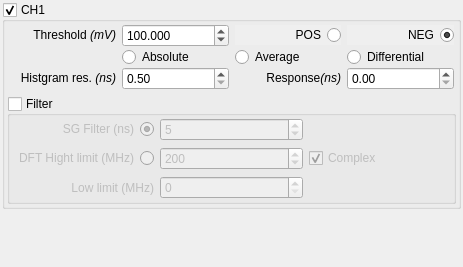
First picture: the form in src/libs/adwidgets/findslopeform.ui, repository qtplatz/qtplatz, before the edit.
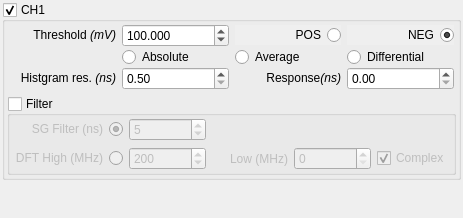
Second picture: the form after the edit.

Commit message: ap240 form reduce ui size

Patch:
```diff
--- a/src/libs/adwidgets/findslopeform.ui
+++ b/src/libs/adwidgets/findslopeform.ui
@@ -7,7 +7,7 @@
     <x>0</x>
     <y>0</y>
     <width>463</width>
-    <height>267</height>
+    <height>218</height>
    </rect>
   </property>
   <property name="windowTitle">
@@ -36,6 +36,9 @@
        <property name="title">
         <string>CH1</string>
        </property>
+       <property name="flat">
+        <bool>true</bool>
+       </property>
        <property name="checkable">
         <bool>true</bool>
        </property>
@@ -259,6 +262,16 @@
            </property>
            <item row="0" column="0">
             <layout class="QGridLayout" name="gridLayout">
+             <item row="1" column="0">
+              <widget class="QRadioButton" name="radioButton_dft">
+               <property name="layoutDirection">
+                <enum>Qt::RightToLeft</enum>
+               </property>
+               <property name="text">
+                <string>DFT High (MHz)</string>
+               </property>
+              </widget>
+             </item>
              <item row="0" column="0">
               <widget class="QRadioButton" name="radioButton_sg">
                <property name="layoutDirection">
@@ -272,19 +285,23 @@
                </property>
               </widget>
              </item>
-             <item row="1" column="1">
-              <widget class="QSpinBox" name="spinBox_dft_high">
+             <item row="1" column="3">
+              <widget class="QSpinBox" name="spinBox_dft_low">
                <property name="keyboardTracking">
                 <bool>false</bool>
                </property>
-               <property name="minimum">
-                <number>0</number>
-               </property>
                <property name="maximum">
-                <number>2000</number>
+                <number>1000</number>
                </property>
-               <property name="value">
-                <number>200</number>
+              </widget>
+             </item>
+             <item row="1" column="4">
+              <widget class="QCheckBox" name="checkBox">
+               <property name="text">
+                <string>Complex</string>
+               </property>
+               <property name="checked">
+                <bool>true</bool>
                </property>
               </widget>
              </item>
@@ -307,46 +324,32 @@
                </property>
               </widget>
              </item>
-             <item row="1" column="0">
-              <widget class="QRadioButton" name="radioButton_dft">
-               <property name="layoutDirection">
-                <enum>Qt::RightToLeft</enum>
+             <item row="1" column="1">
+              <widget class="QSpinBox" name="spinBox_dft_high">
+               <property name="keyboardTracking">
+                <bool>false</bool>
                </property>
-               <property name="text">
-                <string>DFT Hight limit (MHz)</string>
+               <property name="minimum">
+                <number>0</number>
+               </property>
+               <property name="maximum">
+                <number>2000</number>
+               </property>
+               <property name="value">
+                <number>200</number>
                </property>
               </widget>
              </item>
              <item row="1" column="2">
-              <widget class="QCheckBox" name="checkBox">
-               <property name="text">
-                <string>Complex</string>
-               </property>
-               <property name="checked">
-                <bool>true</bool>
-               </property>
-              </widget>
-             </item>
-             <item row="2" column="0">
               <widget class="QLabel" name="label_4">
                <property name="text">
-                <string>Low limit (MHz)</string>
+                <string>Low (MHz)</string>
                </property>
                <property name="alignment">
                 <set>Qt::AlignRight|Qt::AlignTrailing|Qt::AlignVCenter</set>
                </property>
               </widget>
              </item>
-             <item row="2" column="1">
-              <widget class="QSpinBox" name="spinBox_dft_low">
-               <property name="keyboardTracking">
-                <bool>false</bool>
-               </property>
-               <property name="maximum">
-                <number>1000</number>
-               </property>
-              </widget>
-             </item>
             </layout>
            </item>
           </layout>
```
Left out of the diff: 2 changed lines with no effect on the pictures. The commit also changes 2 other files.
